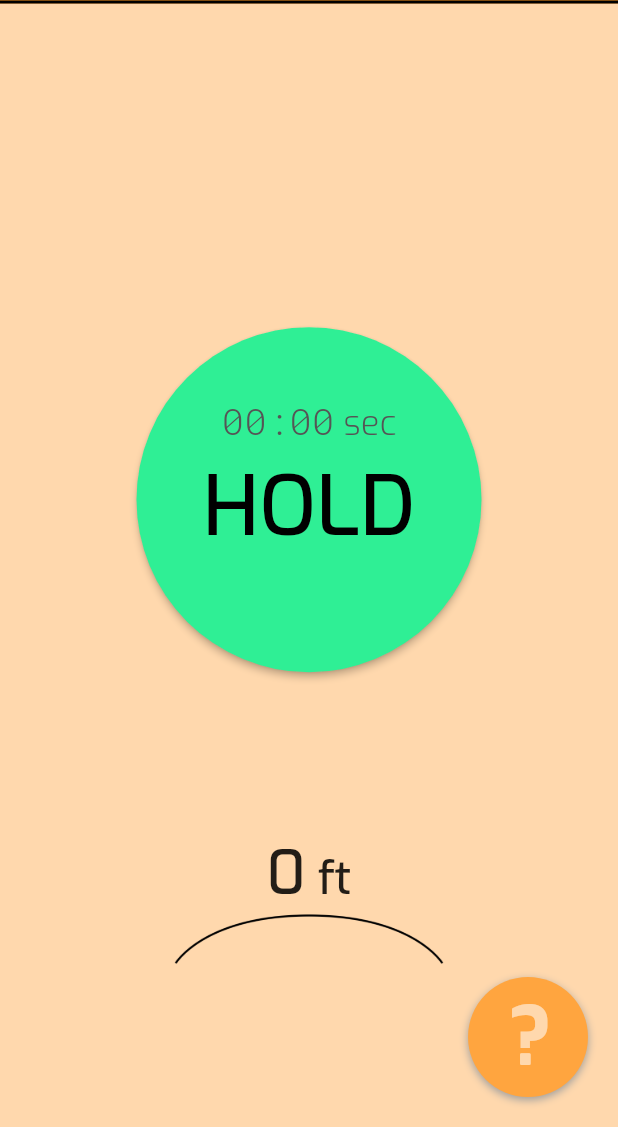
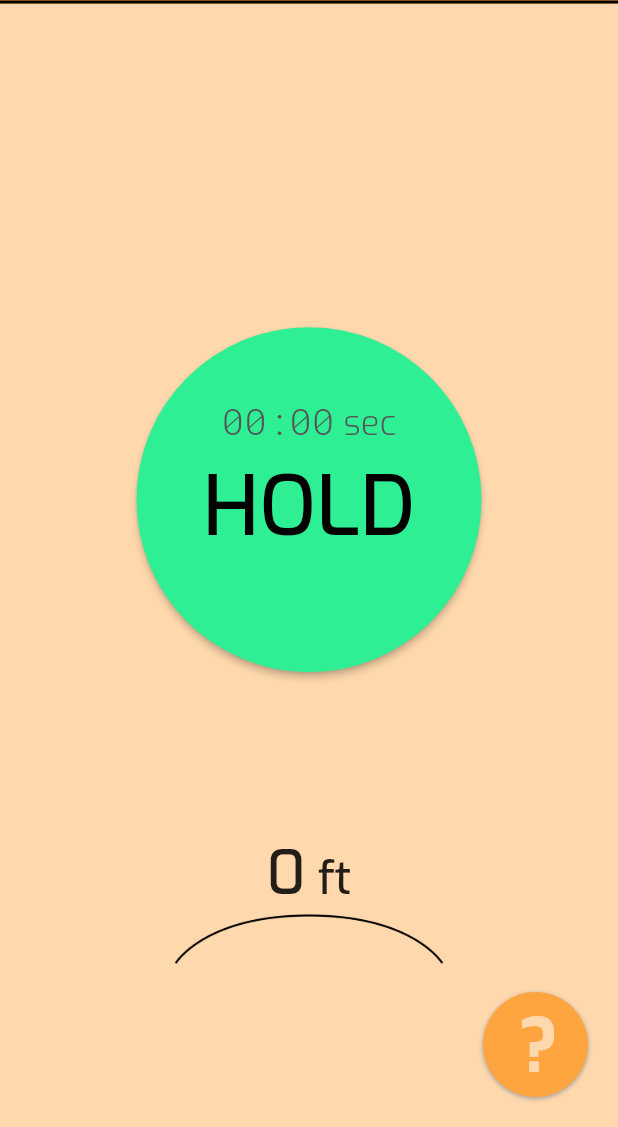
Before and after one commit to JaredTeter/height_finder, a Flutter app: the screen it shows after launch, on a phone screen of 412 x 824 dp, the part 109-1236 px from its top. Run offline on Flutter 3.47's test engine with Material 2 defaults, Android fonts, the phone set to English and light mode, and no system bars.

Commit message:
reduced size and shadow of question button

```diff
--- a/lib/pages/home.dart
+++ b/lib/pages/home.dart
@@ -108,24 +108,24 @@ class _HomeState extends State<Home> {
                   child: Hero(
                     tag: 'instructions',
                     child: Container(
-                      height: 80,
-                      width: 80,
+                      height: 70,
+                      width: 70,
                       decoration: const BoxDecoration(
                         color: Color(0xffFFA53F),
                         shape: BoxShape.circle,
                         boxShadow: [BoxShadow(
                           color: Colors.grey,
-                          offset: Offset(0.0, 2.0),
-                          blurRadius: 4.0,
+                          offset: Offset(0.0, 1.0),
+                          blurRadius: 2.0,
                         )],
                       ),
                       child: const Center(
                         child: Padding(
-                          padding: EdgeInsets.only(left: 3),
+                          padding: EdgeInsets.only(left: 4, top: 2),
                           child: Text(
                             '?',
                             style: TextStyle(
-                              fontSize: 55,
+                              fontSize: 50,
                               fontFamily: 'Exo',
                               fontWeight: FontWeight.bold,
                               decoration: TextDecoration.none,
```
